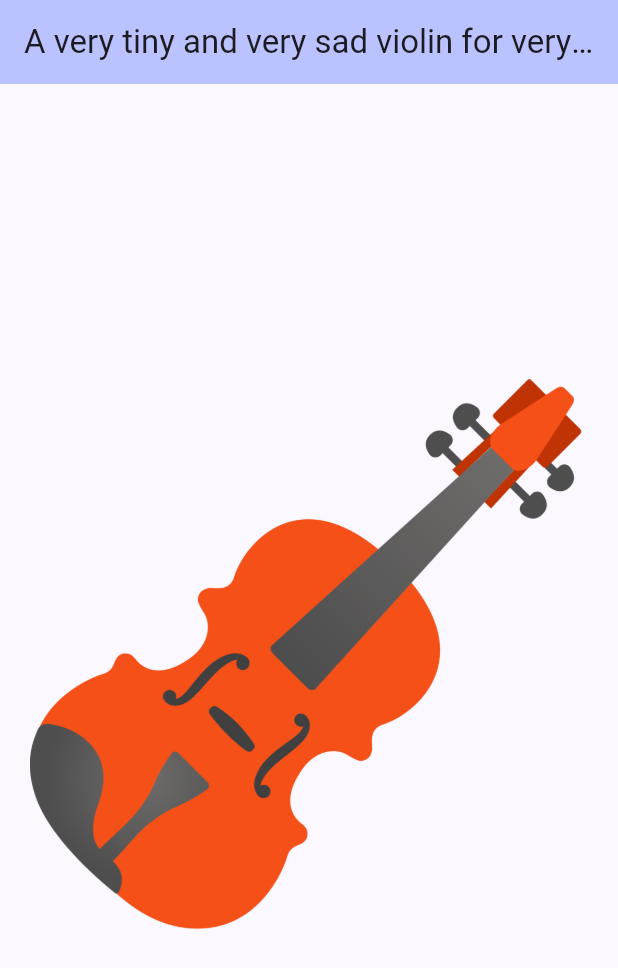
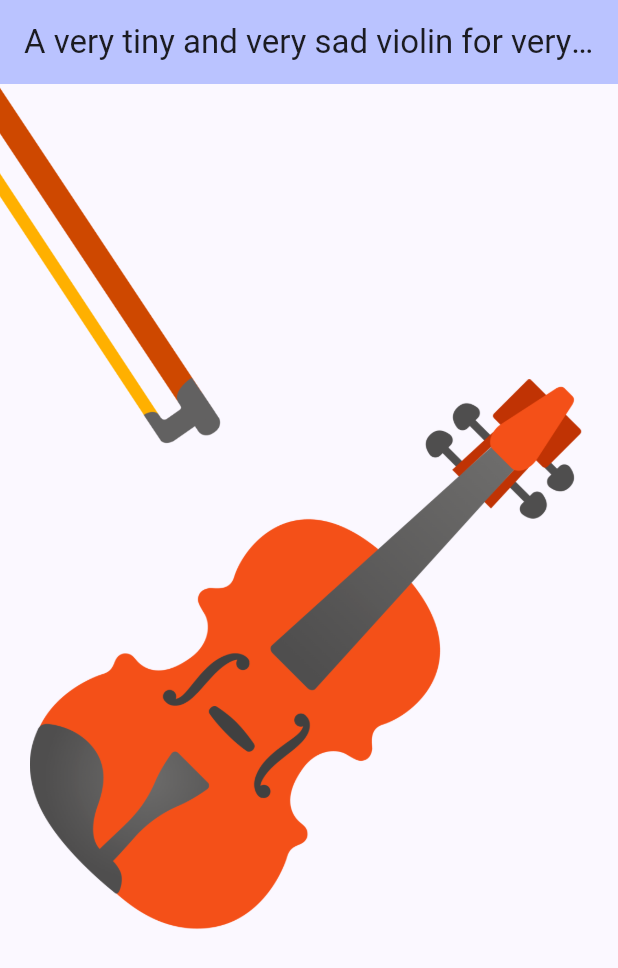
Before and after one commit to ha-anna/sad_violin_app, a Flutter app: the screen it shows after launch, on a phone screen of 412 x 824 dp. Shown: the top 968 px of the screen. Run offline on Flutter 3.47's test engine with Material 3 defaults, Android fonts, the phone set to English and light mode, and no system bars; our stand-ins replace audioplayers.

Commit message:
Add: Violin Bow cursor

```diff
--- a/lib/tiny_violin.dart
+++ b/lib/tiny_violin.dart
@@ -11,6 +11,7 @@ class TinyViolin extends StatefulWidget {
 }
 
 class _TinyViolinState extends State<TinyViolin> {
+  Offset pointer = Offset.zero;
   final player = AudioPlayer(playerId: 'tinyviolin');
   Future<void> playViolin() async {
     await player.play(AssetSource('audio/sad-violin.mp3'));
@@ -27,10 +28,15 @@ class _TinyViolinState extends State<TinyViolin> {
         backgroundColor: Theme.of(context).colorScheme.inversePrimary,
         title: Text(widget.title),
       ),
-      body: Center(
-        child: Column(
-          mainAxisAlignment: MainAxisAlignment.center,
-          children: <Widget>[
+      body: MouseRegion(
+        cursor: SystemMouseCursors.none,
+        onHover: (eve) {
+          setState(() {
+            pointer = eve.position;
+          });
+        },
+        child: Stack(
+          children: [
             GestureDetector(
               onTap: () {
                 playViolin();
@@ -38,12 +44,28 @@ class _TinyViolinState extends State<TinyViolin> {
               onSecondaryTap: () {
                 stopViolin();
               },
-              child: const Padding(
-                padding: EdgeInsets.all(20),
-                child: Image(
-                  width: 500,
-                  image: AssetImage('assets/violin.png'),
+              child: const Center(
+                child: Column(
+                  mainAxisAlignment: MainAxisAlignment.center,
+                  children: <Widget>[
+                    Padding(
+                      padding: EdgeInsets.all(20),
+                      child: Image(
+                        width: 500,
+                        image: AssetImage('assets/violin.png'),
+                      ),
+                    ),
+                  ],
                 ),
+              ),
+            ),
+            AnimatedPositioned(
+              duration: const Duration(milliseconds: 100),
+              left: pointer.dx - 100,
+              top: pointer.dy - 100,
+              child: const Image(
+                width: 250,
+                image: AssetImage('assets/violin-bow.png'),
               ),
             ),
           ],
```
